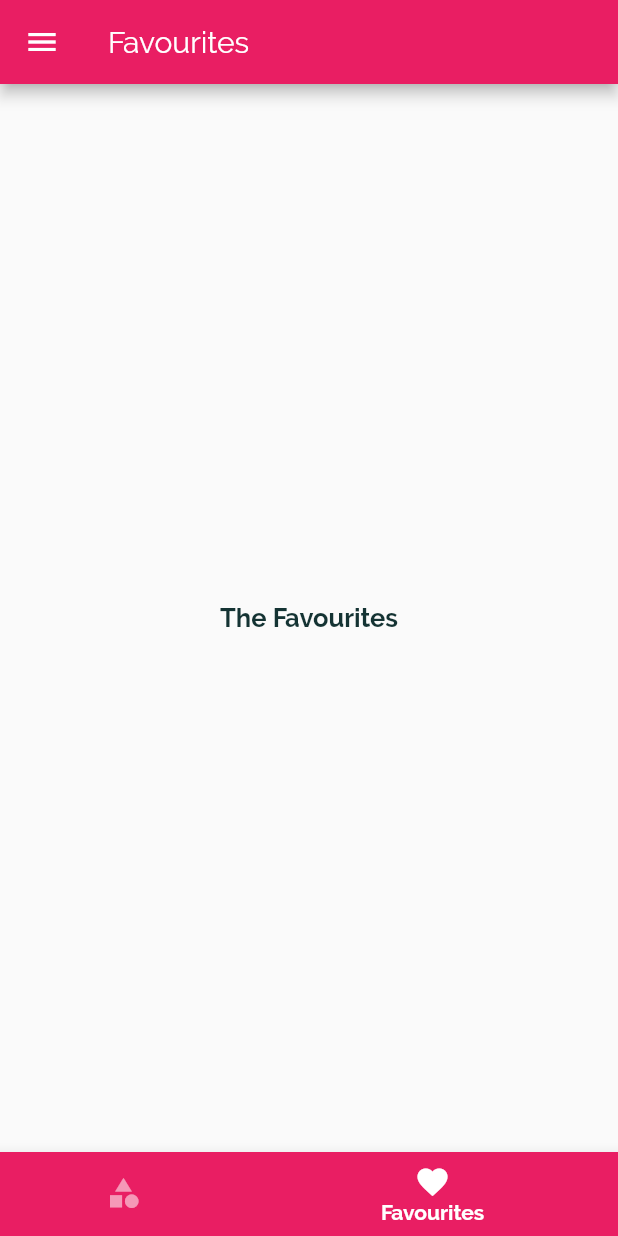
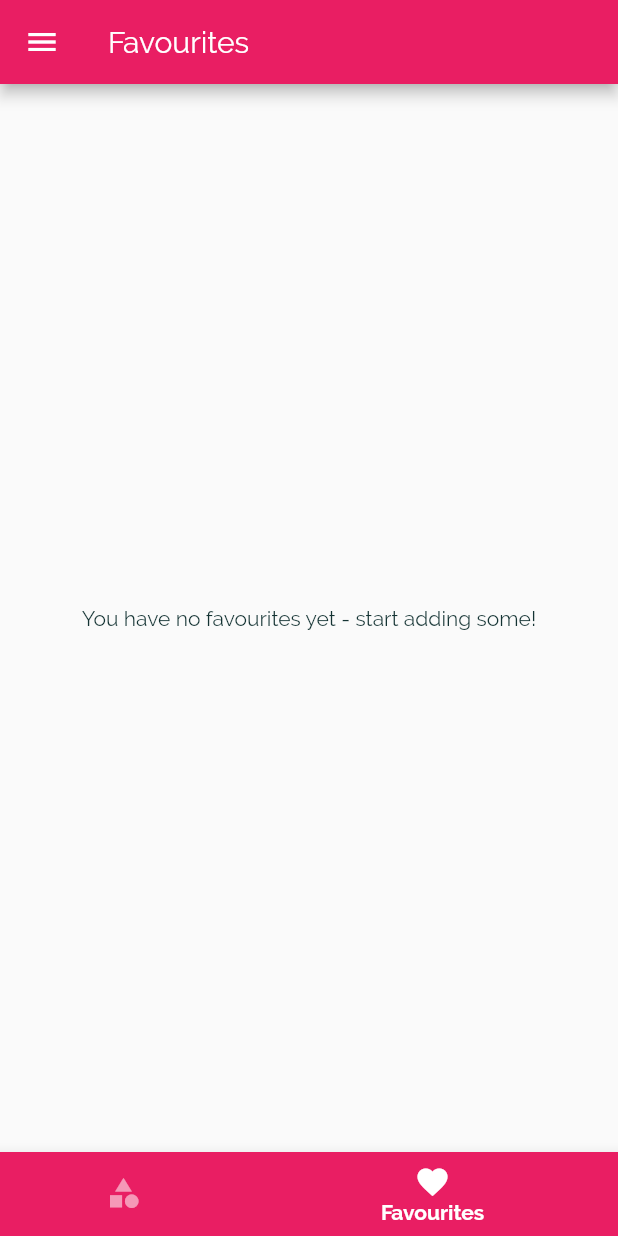
Before and after one commit to JyotinderSingh/Recipes-App-in-Flutter, a Flutter app: the screen it shows after launch, item 2 of the bottom bar chosen, on a phone screen of 412 x 824 dp. Run offline on Flutter 3.47's test engine with Material 2 defaults, Android fonts, the phone set to English and light mode, and no system bars.

Commit message:
Favourites functionality added

```diff
--- a/lib/main.dart
+++ b/lib/main.dart
@@ -25,6 +25,7 @@ class _MyAppState extends State<MyApp> {
   };
 
   List<Meal> _availableMeals = DUMMY_MEALS;
+  List<Meal> _favouriteMeals = [];
 
   void _setFilters(Map<String, bool> filterData) {
     setState(() {
@@ -46,6 +47,24 @@ class _MyAppState extends State<MyApp> {
         return true;
       }).toList();
     });
+  }
+
+  void _toggleFavourite(String mealId) {
+    final existingIndex =
+        _favouriteMeals.indexWhere((meal) => meal.id == mealId);
+    if (existingIndex >= 0) {
+      setState(() {
+        _favouriteMeals.removeAt(existingIndex);
+      });
+    } else {
+      _favouriteMeals.add(
+        DUMMY_MEALS.firstWhere((meal) => meal.id == mealId),
+      );
+    }
+  }
+
+  bool _isMealFavourite(String id) {
+    return _favouriteMeals.any((meal) => meal.id == id);
   }
 
   @override
@@ -77,10 +96,11 @@ class _MyAppState extends State<MyApp> {
       initialRoute: '/', // default is '/'
       // home: CategoriesScreen(),
       routes: {
-        '/': (ctx) => TabsScreen(),
+        '/': (ctx) => TabsScreen(_favouriteMeals),
         CategoryMealsScreen.routeName: (ctx) =>
             CategoryMealsScreen(_availableMeals),
-        MealDetailScreen.routeName: (ctx) => MealDetailScreen(),
+        MealDetailScreen.routeName: (ctx) =>
+            MealDetailScreen(_toggleFavourite, _isMealFavourite),
         FiltersScreen.routeName: (ctx) => FiltersScreen(_filters, _setFilters),
       },
       onGenerateRoute: (settings) {
--- a/lib/screens/category_meals_screen.dart
+++ b/lib/screens/category_meals_screen.dart
@@ -55,10 +55,10 @@ class _CategoryMealsScreenState extends State<CategoryMealsScreen> {
             duration: displayedMeals[index].duration,
             imageUrl: displayedMeals[index].imageUrl,
             title: displayedMeals[index].title,
-              removeItem: _removeMeal,
           );
         },
         itemCount: displayedMeals.length,
-        ));
+      ),
+    );
   }
 }
--- a/lib/screens/favourites_screen.dart
+++ b/lib/screens/favourites_screen.dart
@@ -1,10 +1,36 @@
 import 'package:flutter/material.dart';
 
+import '../models/meal.dart';
+import '../widgets/meal_item.dart';
+
 class FavouritesScreen extends StatelessWidget {
+  final List<Meal> favouriteMeals;
+
+  FavouritesScreen(this.favouriteMeals);
+
   @override
   Widget build(BuildContext context) {
-    return Center(
-      child: Text('The Favourites'),
-    );
+    if (favouriteMeals.isEmpty) {
+      return Center(
+        child: Text(
+          'You have no favourites yet - start adding some!',
+          style: Theme.of(context).textTheme.body2,
+        ),
+      );
+    } else {
+      return ListView.builder(
+        itemBuilder: (ctx, index) {
+          return MealItem(
+            id: favouriteMeals[index].id,
+            affordability: favouriteMeals[index].affordability,
+            complexity: favouriteMeals[index].complexity,
+            duration: favouriteMeals[index].duration,
+            imageUrl: favouriteMeals[index].imageUrl,
+            title: favouriteMeals[index].title,
+          );
+        },
+        itemCount: favouriteMeals.length,
+      );
+    }
   }
 }
--- a/lib/screens/tabs_screen.dart
+++ b/lib/screens/tabs_screen.dart
@@ -1,20 +1,31 @@
 import 'package:flutter/material.dart';
 
+import '../models/meal.dart';
 import '../widgets/main_drawer.dart';
 import './favourites_screen.dart';
 import './categories_screen.dart';
 
 class TabsScreen extends StatefulWidget {
+  final List<Meal> favouriteMeals;
+
+  TabsScreen(this.favouriteMeals);
+
   @override
   _TabsScreenState createState() => _TabsScreenState();
 }
 
 class _TabsScreenState extends State<TabsScreen> {
-  final List<Map<String, Object>> _pages = [
-    {'page': CategoriesScreen(), 'title': 'Categories'},
-    {'page': FavouritesScreen(), 'title': 'Favourites'},
-  ];
+  List<Map<String, Object>> _pages;
   int _selectedPageIndex = 0;
+
+  @override
+  void initState() {
+    super.initState();
+    _pages = [
+      {'page': CategoriesScreen(), 'title': 'Categories'},
+      {'page': FavouritesScreen(widget.favouriteMeals), 'title': 'Favourites'},
+    ];
+  }
 
   void _selectPage(int index) {
     setState(() {
--- a/lib/widgets/meal_item.dart
+++ b/lib/widgets/meal_item.dart
@@ -10,7 +10,6 @@ class MealItem extends StatelessWidget {
   final int duration;
   final Complexity complexity;
   final Affordability affordability;
-  final Function removeItem;
 
   MealItem({
     @required this.id,
@@ -19,7 +18,6 @@ class MealItem extends StatelessWidget {
     @required this.duration,
     @required this.imageUrl,
     @required this.title,
-    @required this.removeItem,
   });
 
   String get complexityText {
@@ -63,7 +61,7 @@ class MealItem extends StatelessWidget {
         .then((result) {
       print(result);
       if (result != null) {
-        removeItem(result);
+        // removeItem(result);
       }
     });
   }
```
Also changed, not shown: lib/screens/meal_detail_screen.dart (+7 -4 lines). Lines whose indentation alone changed are shown as unchanged.
